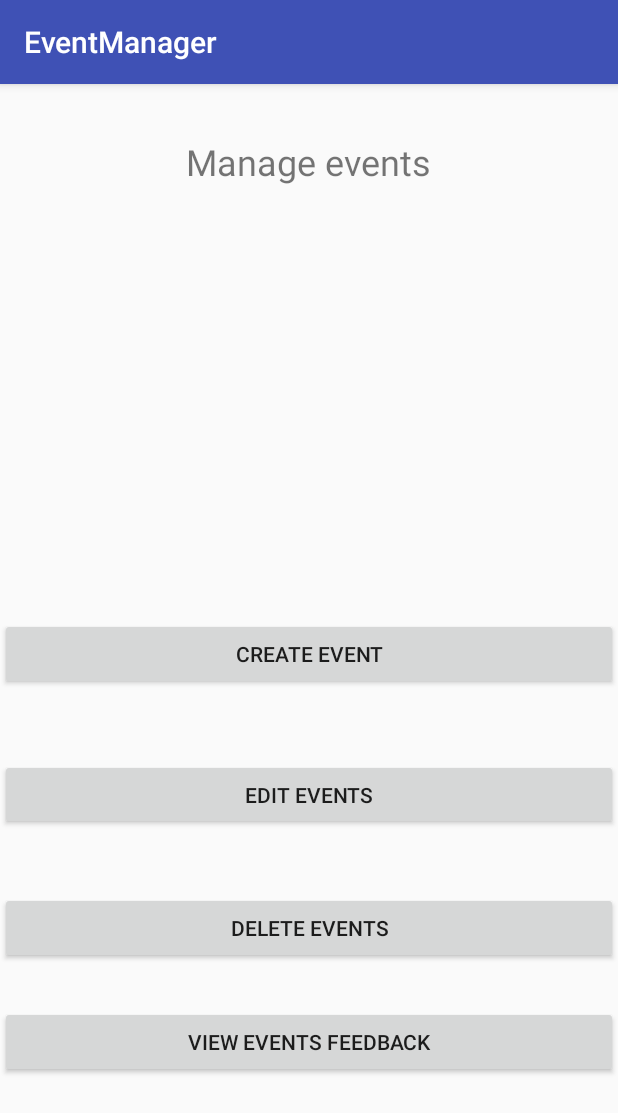
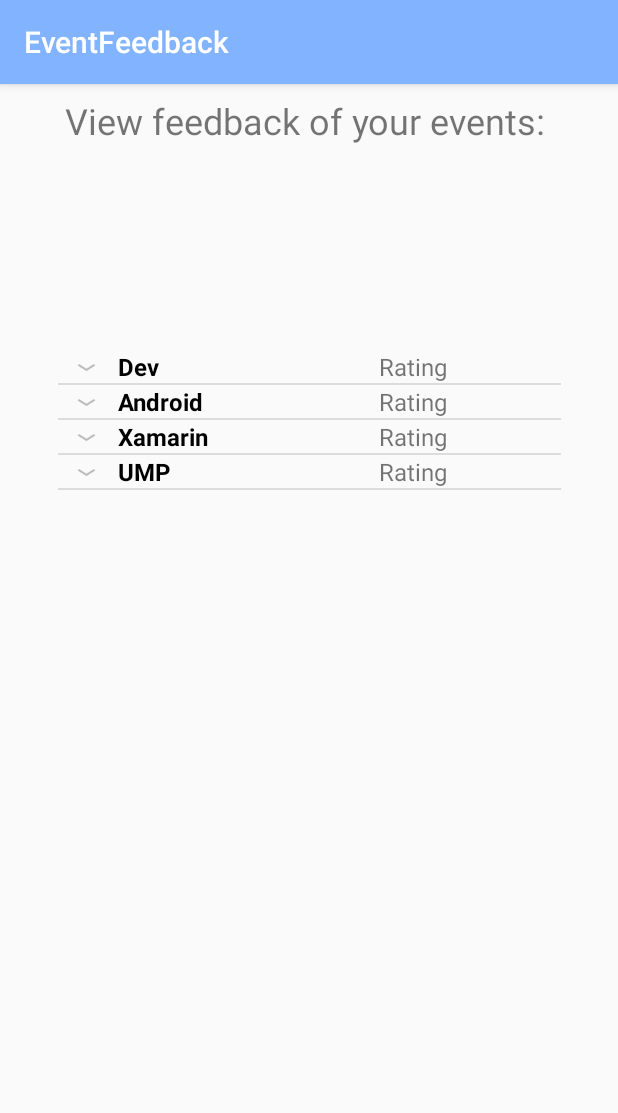
Before and after one commit to vilmaunjan/FGCUHousing, an Android app: the EventManager screen opened directly, with no data from a screen before it, after a tap on "VIEW EVENTS FEEDBACK", on a phone screen of 412 x 824 dp. Shown: the top 1113 px of the screen. Run offline under Robolectric (Android 15) with nearby library versions, the phone set to English and light mode, and no system bars; 2 statements that could not run were skipped.

Commit message:
Added code for envents feedback, when RAs and RDs want to check the feedback of the events they created.

```diff
--- a/app/src/main/AndroidManifest.xml
+++ b/app/src/main/AndroidManifest.xml
@@ -71,6 +71,10 @@
                 android:name="android.support.PARENT_ACTIVITY"
                 android:value="com.example.vilma.fgcuhousing.EventManager" />
         </activity>
+        <activity
+            android:name=".EventFeedback"
+            android:label="@string/title_activity_event_feedback"
+            android:theme="@style/AppTheme.NoActionBar"></activity>
     </application>
 
 </manifest>
--- /dev/null
+++ b/app/src/main/java/com/example/vilma/fgcuhousing/EventFeedback.java
@@ -0,0 +1,124 @@
+package com.example.vilma.fgcuhousing;
+
+import android.database.Cursor;
+import android.database.SQLException;
+import android.os.Bundle;
+import android.support.design.widget.FloatingActionButton;
+import android.support.design.widget.Snackbar;
+import android.support.v7.app.AppCompatActivity;
+import android.support.v7.widget.Toolbar;
+import android.view.View;
+import android.widget.ExpandableListAdapter;
+import android.widget.ExpandableListView;
+import android.widget.ImageView;
+import android.widget.TextView;
+
+import com.example.vilma.fgcuhousing.data.CurrentUser;
+import com.example.vilma.fgcuhousing.data.DbHandler;
+import com.example.vilma.fgcuhousing.data.Event;
+import com.example.vilma.fgcuhousing.data.ExpandibleListAdapter;
+import com.example.vilma.fgcuhousing.data.HousingContract;
+
+import java.util.ArrayList;
+import java.util.HashMap;
+import java.util.List;
+
+public class EventFeedback extends AppCompatActivity {
+
+    //Need these whenever Connecting to database
+    private DbHandler datCon;
+    private Event event;
+    private CurrentUser CU;
+
+    private ExpandableListView listView;
+    private ExpandibleListAdapter listAdapter;
+    private List<String> listDataHeader;
+    private HashMap<String, List<String>> listHash;
+    @Override
+    protected void onCreate(Bundle savedInstanceState) {
+        super.onCreate(savedInstanceState);
+        setContentView(R.layout.activity_event_feedback);
+        Toolbar toolbar = (Toolbar) findViewById(R.id.toolbar);
+        setSupportActionBar(toolbar);
+
+        listView = (ExpandableListView)findViewById(R.id.lvExp);
+        initData();
+        listAdapter = new ExpandibleListAdapter(this,listDataHeader,listHash);
+        listView.setAdapter(listAdapter);
+    }
+
+    private void initData(){
+        listDataHeader = new ArrayList<>();
+        listHash = new HashMap<>();
+
+        Bundle data = getIntent().getExtras();
+        CU = data.getParcelable("CurrentUser"); //this is the line that gives me problem
+/*      -------------------------------------This is that part that doesnt work----------------------
+        datCon.insertEventAttended(event, CU);
+        try{
+            //finds event in database
+            Cursor cursorFeedback = datCon.QueryData("select avg(" +
+                    HousingContract.AttendedEventEntry.Rating_Score +
+                    "), "+ HousingContract.AttendedEventEntry.Event_ID +
+                    " from " + HousingContract.AttendedEventEntry.TABLE_NAME +
+                    " where " + HousingContract.AttendedEventEntry.Event_ID +
+                    " in (select " + HousingContract.OrganizedEvents.Event_ID +
+                    " from " + HousingContract.OrganizedEvents.TABLE_NAME +
+                    " where " + HousingContract.OrganizedEvents.RA_ID  + " = " +
+                    CU.getID() + ")");
+
+            if(cursorFeedback !=null){
+                //if event found
+                if(cursorFeedback.moveToFirst()){
+                    int i = 0;
+                    do{
+                        listDataHeader.add(cursorFeedback.getString(0) + " Avg rating: " +
+                                cursorFeedback.getString(1));
+
+                        List<String> androidStudio = new ArrayList<>();
+                        androidStudio.add("Expandible list view");
+                        androidStudio.add("Google map");
+                        androidStudio.add("CHat application");
+
+                        listHash.put(listDataHeader.get(i),androidStudio);
+                        i++;
+                    }while (cursorFeedback.moveToNext());
+                }
+            }
+        }catch (SQLException e){}
+*/
+        //This was part of a tutorial that i was following, it works
+        listDataHeader.add("Dev");
+        listDataHeader.add("Android");
+        listDataHeader.add("Xamarin");
+        listDataHeader.add("UMP");
+
+        List<String> edmtDev = new ArrayList<>();
+        edmtDev.add("This is expandible list view");
+
+        List<String> androidStudio = new ArrayList<>();
+        androidStudio.add("Expandible list view");
+        androidStudio.add("Google map");
+        androidStudio.add("CHat application");
+        androidStudio.add("Firebase");
+
+        List<String> xamarin = new ArrayList<>();
+        xamarin.add("xamarin Expandible list view");
+        xamarin.add("xamarin Google map");
+        xamarin.add("xamarin CHat application");
+        xamarin.add("xamarin Firebase");
+
+        List<String> ump = new ArrayList<>();
+        ump.add("ump Expandible list view");
+        ump.add("ump Google map");
+        ump.add("ump CHat application");
+        ump.add("ump Firebase");
+
+        listHash.put(listDataHeader.get(0),edmtDev);
+        listHash.put(listDataHeader.get(1),androidStudio);
+        listHash.put(listDataHeader.get(2),xamarin);
+        listHash.put(listDataHeader.get(3),ump);
+
+    }
+
+}
--- a/app/src/main/java/com/example/vilma/fgcuhousing/EventManager.java
+++ b/app/src/main/java/com/example/vilma/fgcuhousing/EventManager.java
@@ -52,7 +52,7 @@ public class EventManager extends AppCompatActivity {
             startActivity(event);
         }
         else if (v == findViewById(R.id.btnFeedback)) { //go to EventPage
-           // startActivity(new Intent(getApplicationContext(), CreateEvent.class));
+            startActivity(new Intent(getApplicationContext(), EventFeedback.class));
         }
     }
 
--- /dev/null
+++ b/app/src/main/java/com/example/vilma/fgcuhousing/data/ExpandibleListAdapter.java
@@ -0,0 +1,103 @@
+package com.example.vilma.fgcuhousing.data;
+
+import android.content.Context;
+import android.graphics.Typeface;
+import android.view.LayoutInflater;
+import android.view.View;
+import android.view.ViewGroup;
+import android.widget.BaseExpandableListAdapter;
+import android.widget.TextView;
+
+import com.example.vilma.fgcuhousing.R;
+
+import java.util.HashMap;
+import java.util.List;
+
+/**
+ * Created by Vilma on 4/22/2017.
+ */
+
+public class ExpandibleListAdapter extends BaseExpandableListAdapter {
+    private Context context;
+    private List<String> listDataHandler;
+    private HashMap<String,List<String>> listHashMap;
+
+    public ExpandibleListAdapter(Context context, List<String> listDataHandler, HashMap<String, List<String>> listHashMap) {
+        this.context = context;
+        this.listDataHandler = listDataHandler;
+        this.listHashMap = listHashMap;
+    }
+
+    @Override
+    public int getGroupCount() {
+        return listDataHandler.size();
+    }
+
+    @Override
+    public int getChildrenCount(int groupPosition) {
+        return listHashMap.get(listDataHandler.get(groupPosition)).size();
+    }
+
+    @Override
+    public Object getGroup(int groupPosition) {
+        return listDataHandler.get(groupPosition);
+    }
+
+    @Override
+    public Object getChild(int groupPosition, int childPosition) {
+        return listHashMap.get(listDataHandler.get(groupPosition)).get(childPosition);
+    }
+
+    @Override
+    public long getGroupId(int groupPosition) {
+        return groupPosition;
+    }
+
+    @Override
+    public long getChildId(int groupPosition, int childPosition) {
+        return childPosition;
+    }
+
+    @Override
+    public boolean hasStableIds() {
+        return false;
+    }
+
+    @Override
+    public View getGroupView(int groupPosition, boolean isExpanded, View convertView, ViewGroup parent) {
+        String headerTitle = (String)getGroup(groupPosition);
+       // String avgRating = (String)getGroup(groupPosition);
+        if(convertView == null)
+        {
+            LayoutInflater inflater = (LayoutInflater)this.context.getSystemService(Context.LAYOUT_INFLATER_SERVICE);
+             convertView = inflater.inflate(R.layout.list_group,null);
+        }
+        TextView lblListHeader = (TextView)convertView.findViewById(R.id.lblListHeader);
+        lblListHeader.setTypeface(null, Typeface.BOLD);
+        lblListHeader.setText(headerTitle);
+
+       // TextView lblAvgRating = (TextView)convertView.findViewById(R.id.lblAvgRating);
+       // lblAvgRating.setTypeface(null, Typeface.BOLD);
+       // lblAvgRating.setText(avgRating);
+        return convertView;
+    }
+
+    @Override
+    public View getChildView(int groupPosition, int childPosition, boolean isLastChild, View convertView, ViewGroup parent) {
+        final String childText = (String)getChild(groupPosition,childPosition);
+        if(convertView == null)
+        {
+            LayoutInflater inflater = (LayoutInflater)this.context.getSystemService(Context.LAYOUT_INFLATER_SERVICE);
+            convertView = inflater.inflate(R.layout.list_group_item,null);
+        }
+
+        TextView txtListChild = (TextView)convertView.findViewById(R.id.lblListItem);
+        txtListChild.setText(childText);
+        return convertView;
+    }
+
+    @Override
+    public boolean isChildSelectable(int groupPosition, int childPosition) {
+        return true;
+    }
+}
--- /dev/null
+++ b/app/src/main/res/layout/activity_event_feedback.xml
@@ -0,0 +1,25 @@
+<?xml version="1.0" encoding="utf-8"?>
+<android.support.design.widget.CoordinatorLayout xmlns:android="http://schemas.android.com/apk/res/android"
+    xmlns:app="http://schemas.android.com/apk/res-auto"
+    xmlns:tools="http://schemas.android.com/tools"
+    android:layout_width="match_parent"
+    android:layout_height="match_parent"
+    tools:context="com.example.vilma.fgcuhousing.EventFeedback">
+
+    <android.support.design.widget.AppBarLayout
+        android:layout_width="match_parent"
+        android:layout_height="wrap_content"
+        android:theme="@style/AppTheme.AppBarOverlay">
+
+        <android.support.v7.widget.Toolbar
+            android:id="@+id/toolbar"
+            android:layout_width="match_parent"
+            android:layout_height="?attr/actionBarSize"
+            android:background="?attr/colorPrimary"
+            app:popupTheme="@style/AppTheme.PopupOverlay" />
+
+    </android.support.design.widget.AppBarLayout>
+
+    <include layout="@layout/content_event_feedback" />
+
+</android.support.design.widget.CoordinatorLayout>
--- /dev/null
+++ b/app/src/main/res/layout/content_event_feedback.xml
@@ -0,0 +1,38 @@
+<?xml version="1.0" encoding="utf-8"?>
+<android.support.constraint.ConstraintLayout xmlns:android="http://schemas.android.com/apk/res/android"
+    xmlns:app="http://schemas.android.com/apk/res-auto"
+    xmlns:tools="http://schemas.android.com/tools"
+    android:layout_width="match_parent"
+    android:layout_height="match_parent"
+    app:layout_behavior="@string/appbar_scrolling_view_behavior"
+    tools:context="com.example.vilma.fgcuhousing.EventFeedback"
+    tools:showIn="@layout/activity_event_feedback">
+
+    <TextView
+        android:id="@+id/textView2"
+        android:layout_width="wrap_content"
+        android:layout_height="wrap_content"
+        android:text="View feedback of your events: "
+        android:textSize="24sp"
+        app:layout_constraintTop_toTopOf="parent"
+        android:layout_marginTop="8dp"
+        android:layout_marginLeft="8dp"
+        app:layout_constraintLeft_toLeftOf="parent"
+        android:layout_marginRight="8dp"
+        app:layout_constraintRight_toRightOf="parent" />
+
+    <ExpandableListView
+        android:id="@+id/lvExp"
+        android:layout_width="335dp"
+        android:layout_height="454dp"
+        android:layout_marginLeft="8dp"
+        app:layout_constraintLeft_toLeftOf="parent"
+        android:layout_marginRight="8dp"
+        app:layout_constraintRight_toRightOf="parent"
+        app:layout_constraintBottom_toBottomOf="parent"
+        android:layout_marginBottom="8dp"
+        android:layout_marginTop="8dp"
+        app:layout_constraintTop_toBottomOf="@+id/textView2"
+        tools:layout_editor_absoluteY="30dp"
+        tools:layout_editor_absoluteX="10dp" />
+</android.support.constraint.ConstraintLayout>
--- a/app/src/main/res/layout/custom_list_item.xml
+++ b/app/src/main/res/layout/custom_list_item.xml
@@ -6,12 +6,11 @@
 
     <TextView
         android:id="@+id/tv_id"
-        android:layout_width="50dp"
+        android:layout_width="wrap_content"
         android:layout_height="match_parent"
-        android:layout_weight="1"
         android:gravity="center_horizontal"
         android:text="1"
-        android:textSize="25dp" />
+        android:textSize="14sp" />
 
     <LinearLayout
         android:layout_width="match_parent"
@@ -24,7 +23,6 @@
             android:id="@+id/iv_image"
             android:layout_width="match_parent"
             android:layout_height="200dp"
-            android:layout_margin="8dp"
             android:layout_weight="1.47"
             android:contentDescription="MovieNight"
             android:scaleType="center"
--- /dev/null
+++ b/app/src/main/res/layout/list_group.xml
@@ -0,0 +1,29 @@
+<?xml version="1.0" encoding="utf-8"?>
+<LinearLayout xmlns:android="http://schemas.android.com/apk/res/android"
+    xmlns:tools="http://schemas.android.com/tools"
+    android:layout_width="match_parent"
+    android:layout_height="wrap_content"
+    android:orientation="horizontal"
+    android:weightSum="1">
+
+    <TextView
+        android:id="@+id/lblListHeader"
+        android:layout_width="160dp"
+        android:layout_height="wrap_content"
+        android:paddingLeft="?android:attr/expandableListPreferredItemPaddingLeft"
+        android:textColor="@android:color/black"
+        android:textSize="16dp"
+        tools:layout_editor_absoluteX="8dp"
+        tools:layout_editor_absoluteY="0dp"
+        tools:text="Item header"
+        android:layout_weight="1.04" />
+
+    <TextView
+        android:id="@+id/lblAvgRating"
+        android:layout_width="123dp"
+        android:layout_height="wrap_content"
+        android:text="Rating"
+        android:textSize="16dp" />
+
+
+</LinearLayout>
--- a/app/src/main/res/values/colors.xml
+++ b/app/src/main/res/values/colors.xml
@@ -1,7 +1,7 @@
 <?xml version="1.0" encoding="utf-8"?>
 <resources>
-    <color name="colorPrimary">#3F51B5</color>
-    <color name="colorPrimaryDark">#303F9F</color>
-    <color name="colorAccent">#FF4081</color>
+    <color name="colorPrimary">#82B3FF</color>
+    <color name="colorPrimaryDark">#2B3856</color>
+    <color name="colorAccent">#4D978A</color>
     <color name="NoBackground">#00ffffff</color>
 </resources>
--- a/app/src/main/res/values/strings.xml
+++ b/app/src/main/res/values/strings.xml
@@ -61,4 +61,5 @@
     <string name="title_activity_event_edit">event_edit</string>
     <string name="on_ward">On Ward</string>
     <string name="rate_event">Rate Event</string>
+    <string name="title_activity_event_feedback">EventFeedback</string>
 </resources>
```
Also changed, not shown: app/src/main/java/com/example/vilma/fgcuhousing/data/DbTest.java (+82 -6 lines), app/src/main/res/layout/list_group_item.xml (added, +15 -0 lines).
